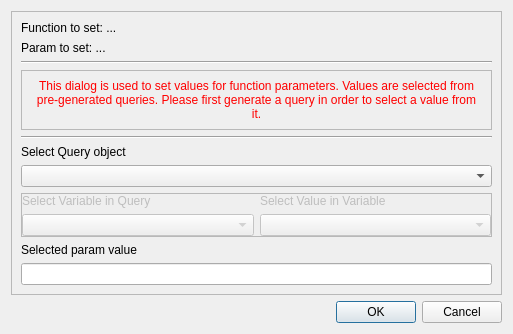
Old version of the form ui/set_param_dialog.ui in the repository usc-psychsim/psychsim-eval-gui.
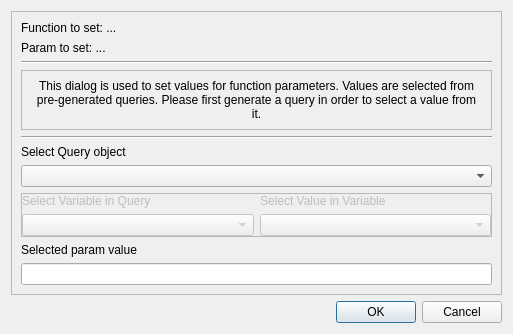
New version of the form.

Commit message: Update tooltips and info

What changed in the file:
```diff
--- a/ui/set_param_dialog.ui
+++ b/ui/set_param_dialog.ui
@@ -57,9 +57,9 @@
         </property>
         <layout class="QHBoxLayout" name="horizontalLayout">
          <item>
-          <widget class="QLabel" name="label">
+          <widget class="QLabel" name="info_label">
            <property name="styleSheet">
-            <string notr="true">color: red</string>
+            <string notr="true">color: black</string>
            </property>
            <property name="text">
             <string>This dialog is used to set values for function parameters. Values are selected from pre-generated queries. Please first generate a query in order to select a value from it.</string>
@@ -83,7 +83,7 @@
        </widget>
       </item>
       <item>
-       <widget class="QLabel" name="info_label">
+       <widget class="QLabel" name="select_query_label">
         <property name="styleSheet">
          <string notr="true"/>
         </property>
```
The commit also changes 2 other files.
